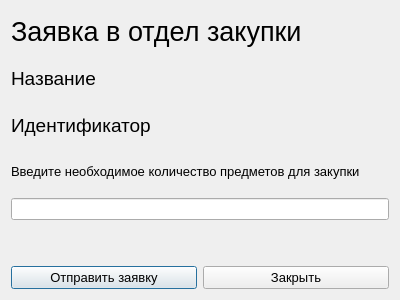
Above: report.ui from fuutuuroo/Qt_ARM_Logist before the change. Below: the same form after it.
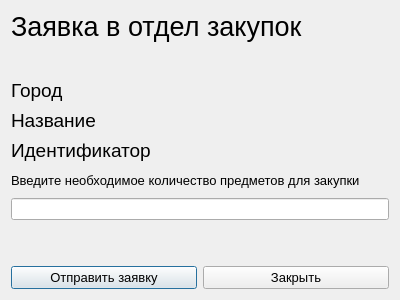
That is the form after the change.

Patch:
```diff
--- a/report.ui
+++ b/report.ui
@@ -18,11 +18,39 @@
     <widget class="QLabel" name="labelHead">
      <property name="font">
       <font>
-       <pointsize>20</pointsize>
+       <pointsize>16</pointsize>
       </font>
      </property>
      <property name="text">
-      <string>&lt;html&gt;&lt;head/&gt;&lt;body&gt;&lt;p&gt;&lt;span style=&quot; font-size:20pt;&quot;&gt;Заявка в отдел закупки&lt;/span&gt;&lt;/p&gt;&lt;/body&gt;&lt;/html&gt;</string>
+      <string>&lt;html&gt;&lt;head/&gt;&lt;body&gt;&lt;p&gt;&lt;span style=&quot; font-size:20pt;&quot;&gt;Заявка в отдел закупок&lt;/span&gt;&lt;/p&gt;&lt;/body&gt;&lt;/html&gt;</string>
+     </property>
+    </widget>
+   </item>
+   <item>
+    <spacer name="verticalSpacer_2">
+     <property name="orientation">
+      <enum>Qt::Vertical</enum>
+     </property>
+     <property name="sizeType">
+      <enum>QSizePolicy::Fixed</enum>
+     </property>
+     <property name="sizeHint" stdset="0">
+      <size>
+       <width>20</width>
+       <height>30</height>
+      </size>
+     </property>
+    </spacer>
+   </item>
+   <item>
+    <widget class="QLabel" name="labelCity">
+     <property name="font">
+      <font>
+       <pointsize>14</pointsize>
+      </font>
+     </property>
+     <property name="text">
+      <string>Город</string>
      </property>
     </widget>
    </item>
```
